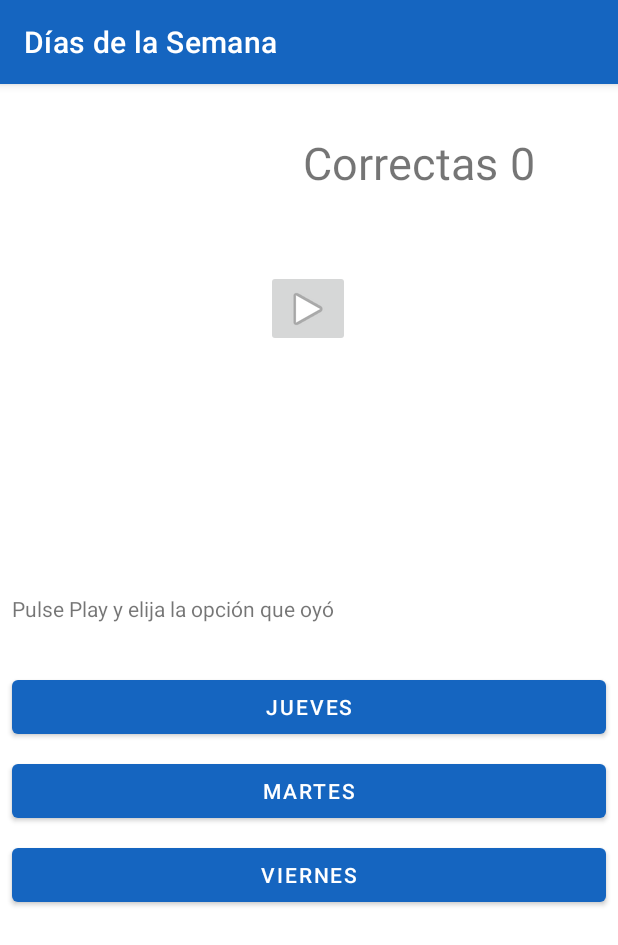
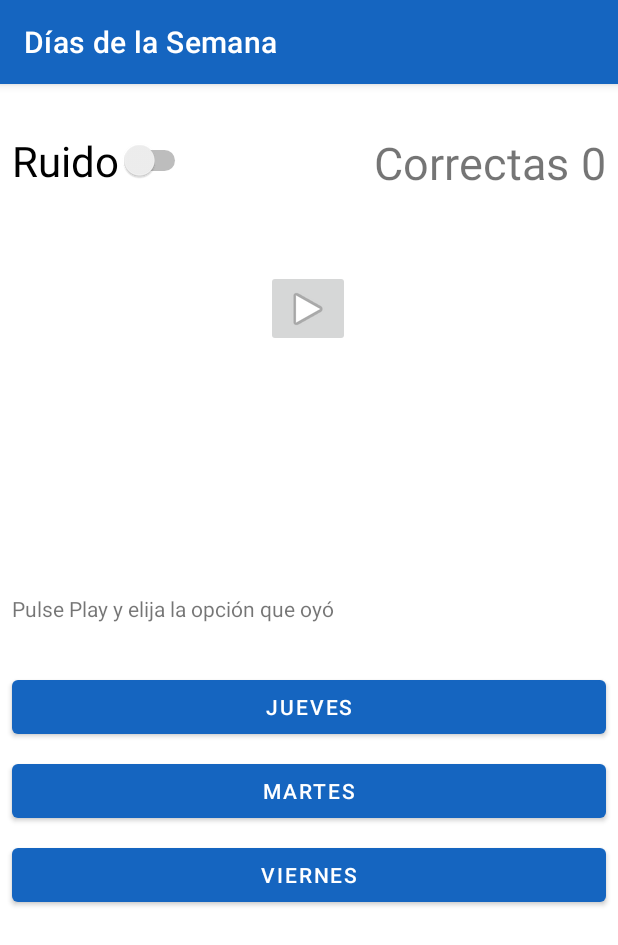
Before and after one commit to BrunoAlan/APP_PS_Fono, an Android app: the DiasSemana screen opened directly, with no data from a screen before it, after a tap on an icon or button, on a phone screen of 412 x 824 dp. Shown: the top 945 px of the screen. Run offline under Robolectric (Android 15) with nearby library versions, the phone set to English and light mode, and no system bars.

Commit message:
Agregado switch con ruido

```diff
--- a/app/src/main/java/com/example/myapplication/DiasSemana.java
+++ b/app/src/main/java/com/example/myapplication/DiasSemana.java
@@ -8,6 +8,7 @@ import android.os.Bundle;
 import android.util.Log;
 import android.view.View;
 import android.widget.ImageButton;
+import android.widget.Switch;
 import android.widget.TextView;
 import android.widget.Toast;
 
@@ -42,6 +43,7 @@ public class DiasSemana extends AppCompatActivity {
         final MaterialButton btn3 = findViewById(R.id.opcion3);
         final TextView puntaje = findViewById(R.id.puntaje);
         ImageButton btnPlay = findViewById(R.id.imageButton);
+        final Switch switchRuido = findViewById(R.id.switchRuido);
         final ArrayList tresOpciones = obtenerNumero();//genero 3 numeros aleatorios para poner los dias en los botones
         setTexts(btn1,btn2,btn3,tresOpciones);
         System.out.println("randoms asd"+tresOpciones);
@@ -52,8 +54,31 @@ public class DiasSemana extends AppCompatActivity {
         btnPlay.setOnClickListener(new View.OnClickListener() {
             @Override
             public void onClick(View v) {
+                if(activarRuido(switchRuido)){
+                    MediaPlayer mpRuido= MediaPlayer.create(getBaseContext(),R.raw.ruidopersonas);
+                    //NIVEL DE RUIDO
+                    //BAJO
+                    //mpRuido.setVolume((float)0.1,(float)0.1);
+                    //MEDIO
+                    mpRuido.setVolume((float)0.5,(float)0.5);
+                    //ALTO
+                    //mpRuido.setVolume((float)1,(float)1);
+                    mpRuido.start();
+                    MediaPlayer mp = MediaPlayer.create(getBaseContext(),dias.get((Integer) tresOpciones.get(opcionCorrecta)).getRuta());
+                    mp.start();
+
+                    //Agrego un delay para que que terminen ambos sonidos al mismo tiempo
+                    try {
+                        Thread.sleep(mp.getDuration()+200);
+                    } catch (InterruptedException e) {
+                        e.printStackTrace();
+                    }
+                    mpRuido.stop();
+                }else {
                 MediaPlayer mp = MediaPlayer.create(getBaseContext(),dias.get((Integer) tresOpciones.get(opcionCorrecta)).getRuta());
-                mp.start();
+                mp.start();}
+
+
             }
         });
 
@@ -143,4 +168,11 @@ public class DiasSemana extends AppCompatActivity {
 
     }
 
+    Boolean activarRuido(Switch switchRuido){
+        if (switchRuido.isChecked()){
+            return true;
+        }else return false;
+    }
+
+
 }
--- a/app/src/main/res/layout/dias_semana.xml
+++ b/app/src/main/res/layout/dias_semana.xml
@@ -23,7 +23,7 @@
 
     <TextView
         android:id="@+id/puntaje"
-        android:layout_width="64dp"
+        android:layout_width="wrap_content"
         android:layout_height="44dp"
         android:layout_marginTop="32dp"
         android:layout_marginEnd="8dp"
@@ -31,6 +31,7 @@
         android:textSize="30sp"
         app:layout_constraintEnd_toEndOf="parent"
         app:layout_constraintTop_toTopOf="parent" />
+
 
     <ImageButton
         android:id="@+id/imageButton"
@@ -95,6 +96,16 @@
         app:layout_constraintHorizontal_bias="0.0"
         app:layout_constraintStart_toStartOf="parent" />
 
+    <Switch
+        android:id="@+id/switchRuido"
+        android:layout_width="wrap_content"
+        android:layout_height="wrap_content"
+        android:layout_marginStart="8dp"
+        android:layout_marginTop="32dp"
+        android:text="Ruido"
+        android:textSize="28sp"
+        app:layout_constraintStart_toStartOf="parent"
+        app:layout_constraintTop_toTopOf="parent" />
 
 
 </android.support.constraint.ConstraintLayout>
```
Also changed, not shown: 1 other file.
